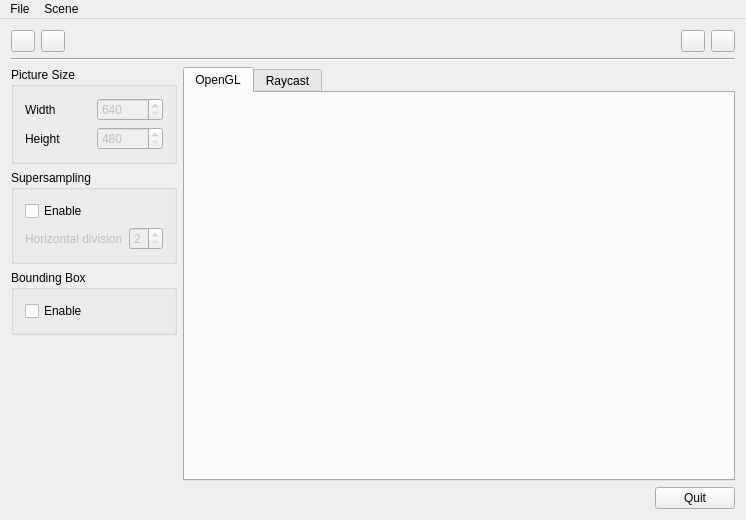
Qt form Raycasting/mainwindow.ui (paulobruno/Cg2) before a commit.
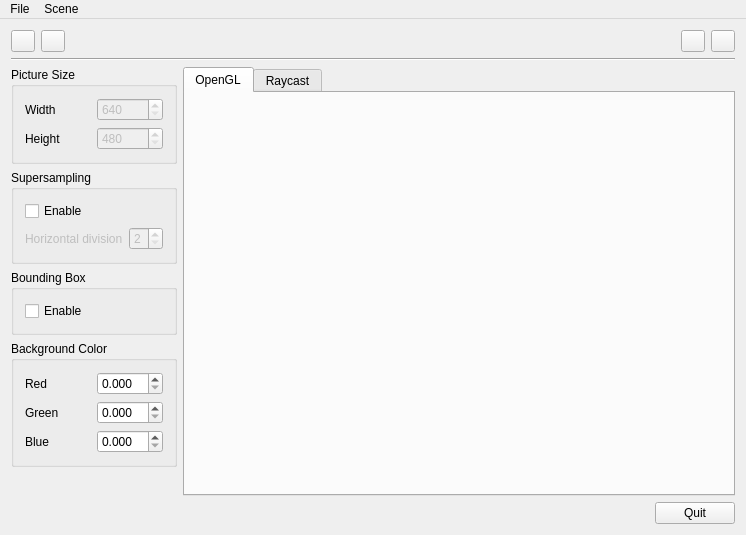
The same form after that commit. Custom widgets are drawn as their Qt base class.

Diff of the .ui file:
```diff
--- a/Raycasting/mainwindow.ui
+++ b/Raycasting/mainwindow.ui
@@ -7,7 +7,7 @@
     <x>0</x>
     <y>0</y>
     <width>746</width>
-    <height>520</height>
+    <height>535</height>
    </rect>
   </property>
   <property name="windowTitle">
@@ -252,6 +252,93 @@
             </layout>
            </widget>
           </item>
+          <item>
+           <widget class="QGroupBox" name="groupBox_4">
+            <property name="title">
+             <string>Background Color</string>
+            </property>
+            <layout class="QVBoxLayout" name="verticalLayout_4">
+             <item>
+              <layout class="QHBoxLayout" name="horizontalLayout_3">
+               <item>
+                <widget class="QLabel" name="label_2">
+                 <property name="text">
+                  <string>Red</string>
+                 </property>
+                </widget>
+               </item>
+               <item>
+                <widget class="QDoubleSpinBox" name="doubleSpinBoxBackgroundRed">
+                 <property name="decimals">
+                  <number>3</number>
+                 </property>
+                 <property name="maximum">
+                  <double>1.000000000000000</double>
+                 </property>
+                 <property name="singleStep">
+                  <double>0.005000000000000</double>
+                 </property>
+                 <property name="value">
+                  <double>0.000000000000000</double>
+                 </property>
+                </widget>
+               </item>
+              </layout>
+             </item>
+             <item>
+              <layout class="QHBoxLayout" name="horizontalLayout_5">
+               <item>
+                <widget class="QLabel" name="label_3">
+                 <property name="text">
+                  <string>Green</string>
+                 </property>
+                </widget>
+               </item>
+               <item>
+                <widget class="QDoubleSpinBox" name="doubleSpinBoxBackgroundGreen">
+                 <property name="decimals">
+                  <number>3</number>
+                 </property>
+                 <property name="maximum">
+                  <double>1.000000000000000</double>
+                 </property>
+                 <property name="singleStep">
+                  <double>0.005000000000000</double>
+                 </property>
+                 <property name="value">
+                  <double>0.000000000000000</double>
+                 </property>
+                </widget>
+               </item>
+              </layout>
+             </item>
+             <item>
+              <layout class="QHBoxLayout" name="horizontalLayout_8">
+               <item>
+                <widget class="QLabel" name="label_4">
+                 <property name="text">
+                  <string>Blue</string>
+                 </property>
+                </widget>
+               </item>
+               <item>
+                <widget class="QDoubleSpinBox" name="doubleSpinBoxBackgroundBlue">
+                 <property name="decimals">
+                  <number>3</number>
+                 </property>
+                 <property name="maximum">
+                  <double>1.000000000000000</double>
+                 </property>
+                 <property name="singleStep">
+                  <double>0.005000000000000</double>
+                 </property>
+                </widget>
+               </item>
+              </layout>
+             </item>
+            </layout>
+           </widget>
+          </item>
           <item>
            <spacer name="verticalSpacer">
             <property name="orientation">
```
